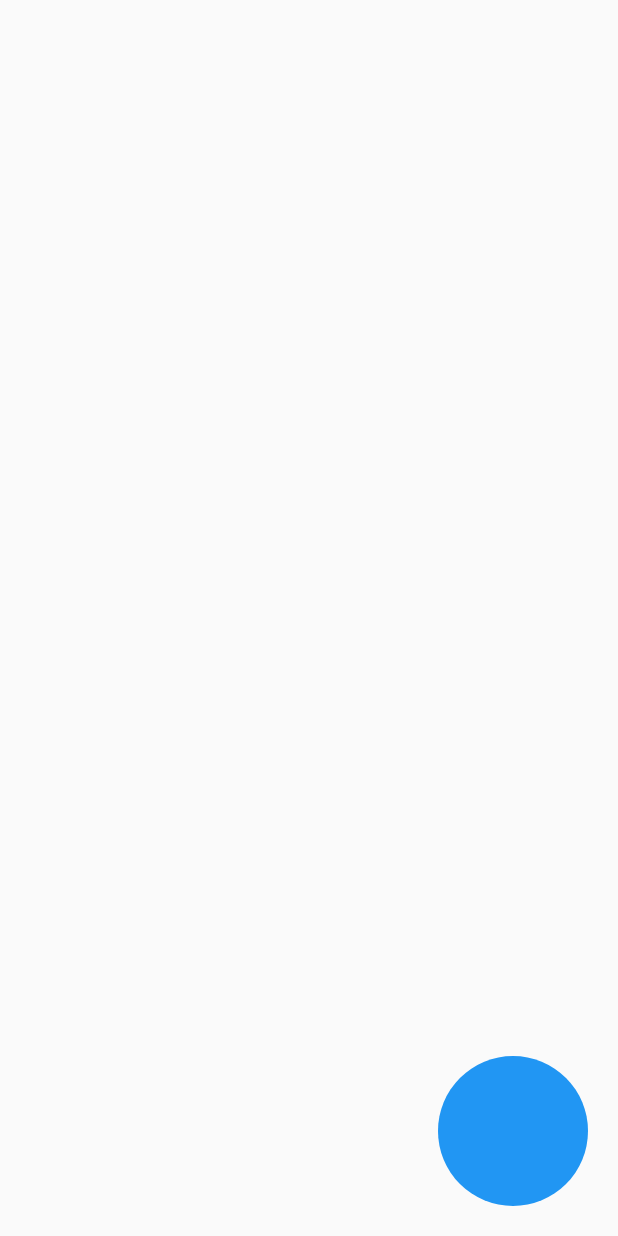
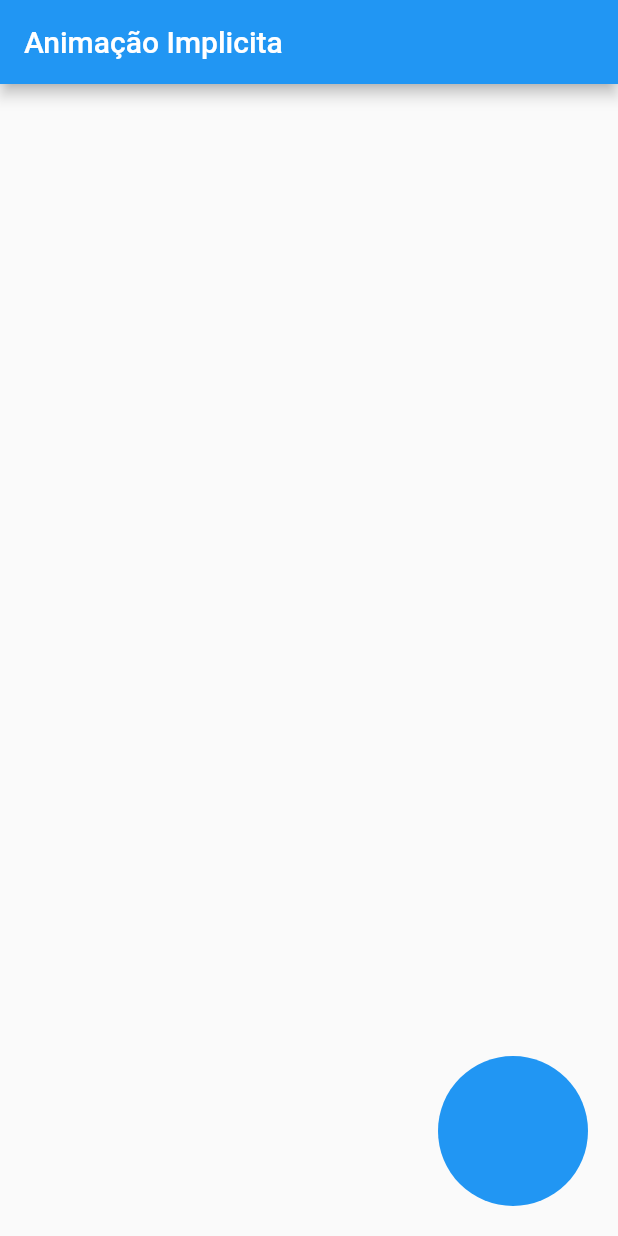
Before and after one commit to 1nickael1/MasterClass-Flutter, a Flutter app: the screen it shows after launch, on a phone screen of 412 x 824 dp. Run offline on Flutter 3.47's test engine with Material 2 defaults, Android fonts, the phone set to English and light mode, and no system bars.

Commit message:
add title

```diff
--- a/lib/pages/animacao_implicita.dart
+++ b/lib/pages/animacao_implicita.dart
@@ -17,6 +17,9 @@ class _AnimationImplicitaState extends State<AnimationImplicita> {
     return MaterialApp(
       debugShowCheckedModeBanner: false,
       home: Scaffold(
+        appBar: AppBar(
+          title: Text('Animação Implicita'),
+        ),
         body: AnimatedAlign(
           duration: duration,
           curve: Curves.easeInOut,
```
